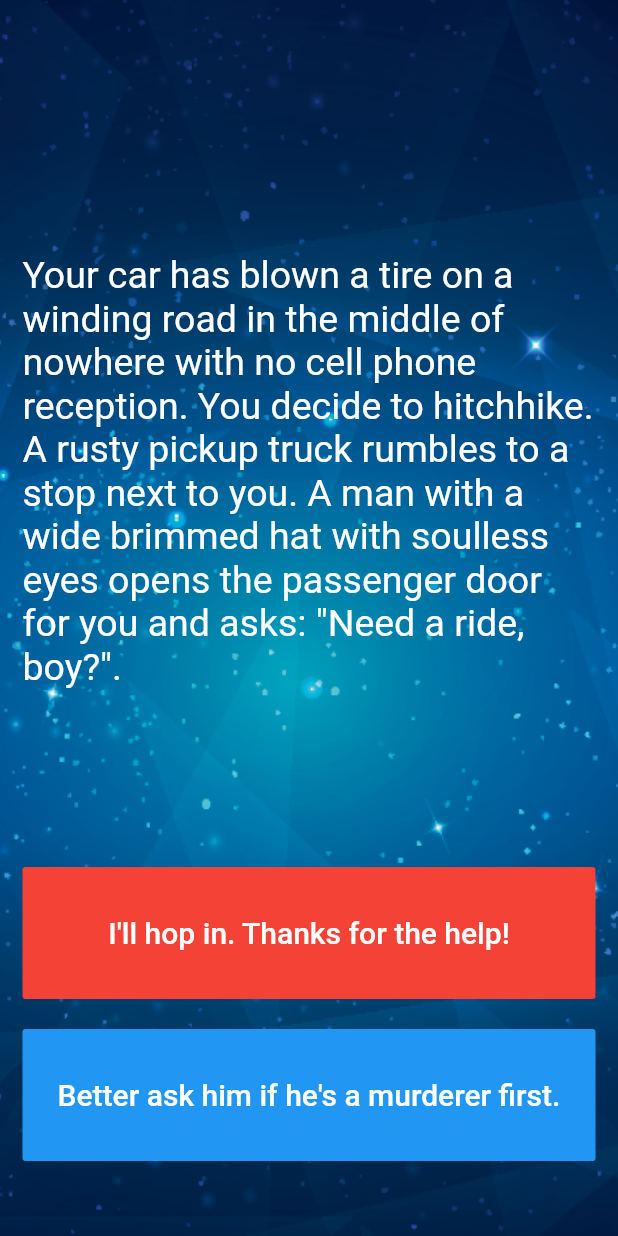
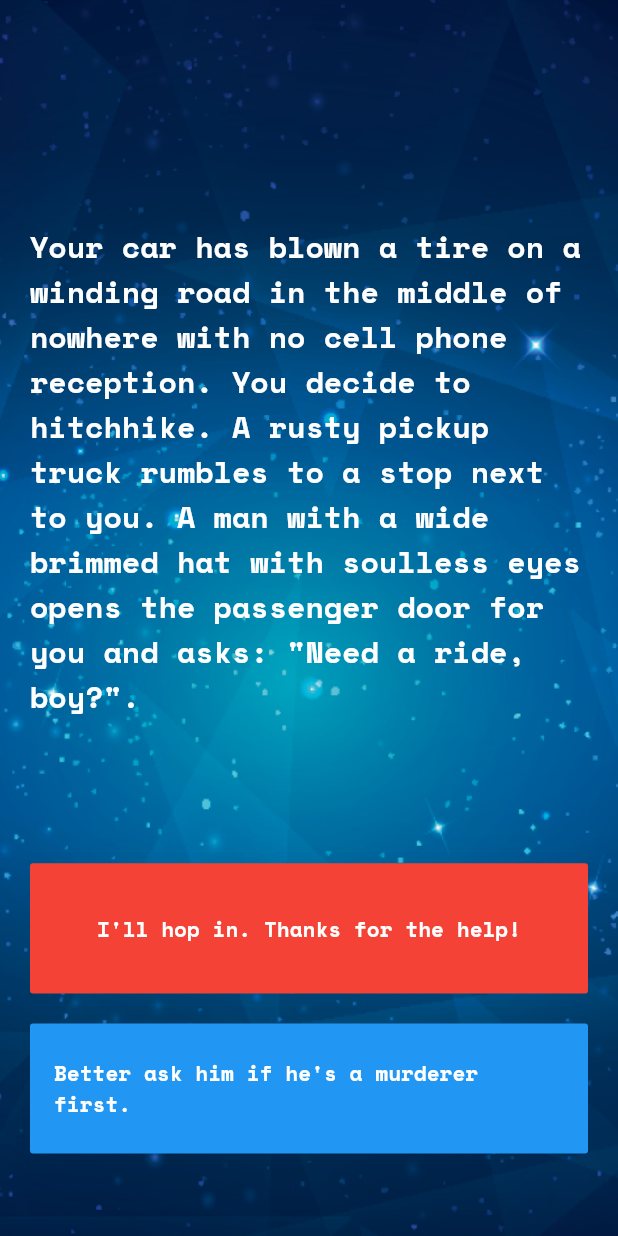
Before and after one commit to tk-code-dev/flutter_destini, a Flutter app: the screen it shows after launch, on a phone screen of 412 x 824 dp. Run offline on Flutter 3.47's test engine with Material 2 defaults, Android fonts, the phone set to English and light mode, and no system bars; our stand-ins replace google_fonts.

Commit message:
Change font Style using google fonts

```diff
--- a/lib/main.dart
+++ b/lib/main.dart
@@ -1,5 +1,5 @@
 import 'package:flutter/material.dart';
-
+import 'package:google_fonts/google_fonts.dart';
 import 'story_brain.dart';
 
 void main() => runApp(Destini());
@@ -30,7 +30,7 @@ class _StoryPageState extends State<StoryPage> {
           image: DecorationImage(
               image: AssetImage('images/background.png'), fit: BoxFit.cover),
         ),
-        padding: EdgeInsets.symmetric(vertical: 50.0, horizontal: 15.0),
+        padding: EdgeInsets.symmetric(vertical: 55.0, horizontal: 20.0),
         constraints: BoxConstraints.expand(),
         child: SafeArea(
           child: Column(
@@ -41,9 +41,10 @@ class _StoryPageState extends State<StoryPage> {
                 child: Center(
                   child: Text(
                     storyBrain.getStory(),
-                    style: TextStyle(
-                      fontSize: 25.0,
-                    ),
+                    style: GoogleFonts.spaceMono(
+                        textStyle: TextStyle(color: Colors.white),
+                        fontSize: 20,
+                        fontWeight: FontWeight.w700),
                   ),
                 ),
               ),
@@ -59,9 +60,9 @@ class _StoryPageState extends State<StoryPage> {
                   color: Colors.red,
                   child: Text(
                     storyBrain.getChoice1(),
-                    style: TextStyle(
-                      fontSize: 20.0,
-                    ),
+                    style: GoogleFonts.spaceMono(
+                        textStyle: TextStyle(color: Colors.white),
+                        fontWeight: FontWeight.w600),
                   ),
                 ),
               ),
@@ -83,9 +84,9 @@ class _StoryPageState extends State<StoryPage> {
                     color: Colors.blue,
                     child: Text(
                       storyBrain.getChoice2(),
-                      style: TextStyle(
-                        fontSize: 20.0,
-                      ),
+                      style: GoogleFonts.spaceMono(
+                          textStyle: TextStyle(color: Colors.white),
+                          fontWeight: FontWeight.w600),
                     ),
                   ),
                 ),
@@ -97,5 +98,3 @@ class _StoryPageState extends State<StoryPage> {
     );
   }
 }
-
-//TODO: Step 29 - Run the app and test it against the Story Outline to make sure you've completed all the steps. The code for the completed app can be found here: https://github.com/londonappbrewery/destini-challenge-completed/
--- a/pubspec.yaml
+++ b/pubspec.yaml
@@ -10,6 +10,7 @@ dependencies:
   flutter:
     sdk: flutter
   cupertino_icons: ^0.1.2
+  google_fonts: ^0.2.0
 
 dev_dependencies:
   flutter_test:
```
Also changed, not shown: 2 other files.
